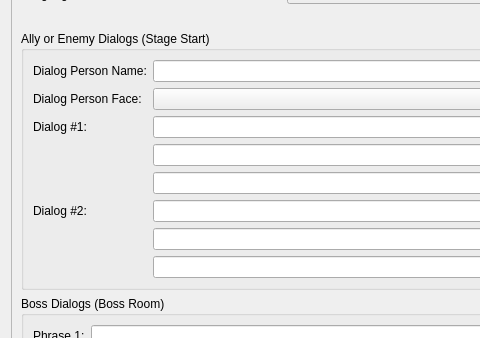
Old version of the form editor/mainwindow_tab/stage_edit.ui in the repository protoman/rockbot; both pictures show x 0 to 480 and y 181 to 519 of the 1098 by 831 pixel window.
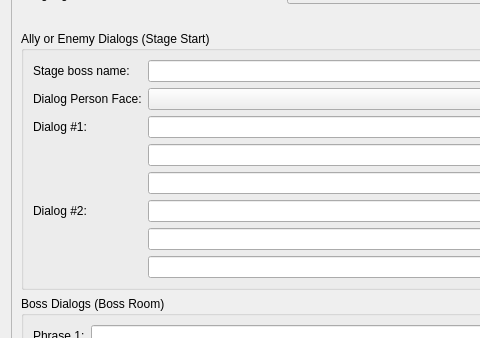
New version of the form.

Commit message: - new stage selection

```diff
--- a/editor/mainwindow_tab/stage_edit.ui
+++ b/editor/mainwindow_tab/stage_edit.ui
@@ -256,7 +256,7 @@
               <item row="0" column="0">
                <widget class="QLabel" name="label_8">
                 <property name="text">
-                 <string>Dialog Person Name:</string>
+                 <string>Stage boss name:</string>
                 </property>
                </widget>
               </item>
```
The commit also changes 32 other files.
